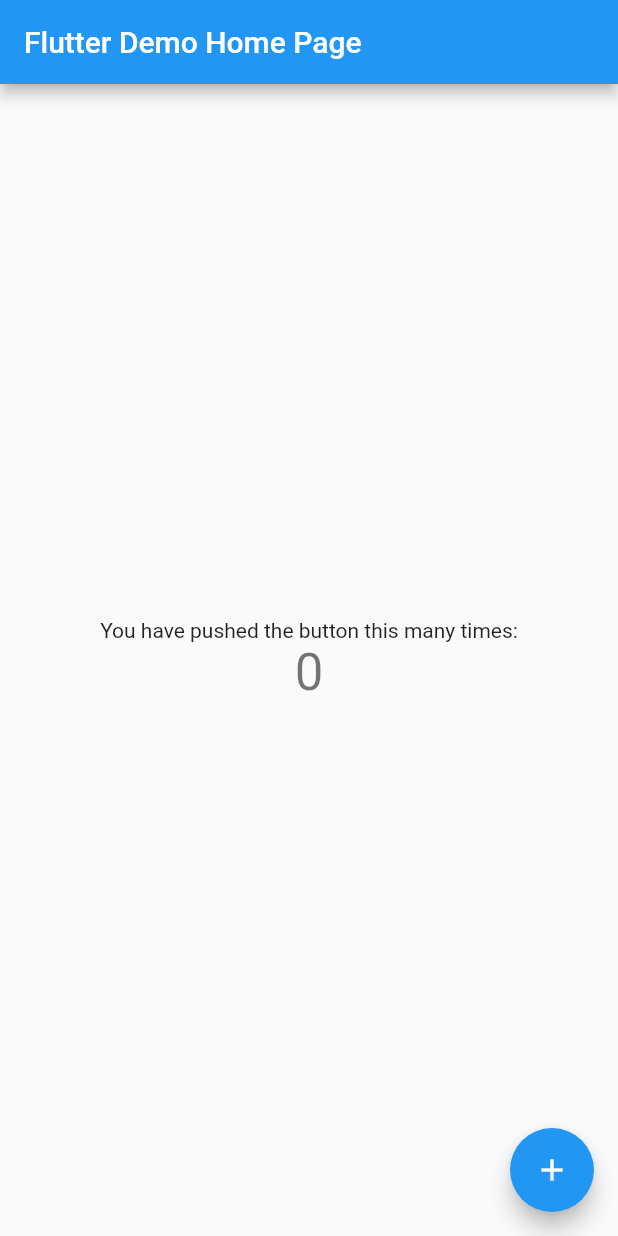
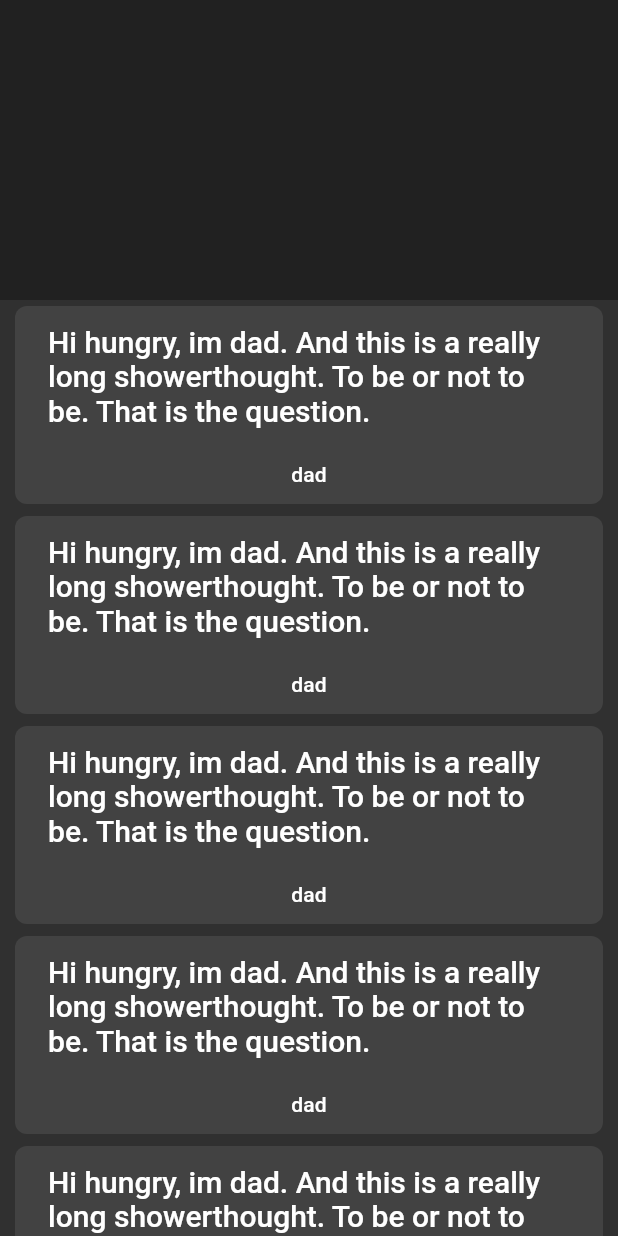
Before and after one commit to Emil1483/Showerthoughts, a Flutter app: the screen it shows after launch, on a phone screen of 412 x 824 dp. Run offline on Flutter 3.47's test engine with Material 2 defaults, Android fonts, the phone set to English and light mode, and no system bars.

Commit message:
add sliverlist

```diff
--- a/lib/main.dart
+++ b/lib/main.dart
@@ -1,111 +1,19 @@
 import 'package:flutter/material.dart';
+
+import './routes/home_route.dart';
 
 void main() => runApp(MyApp());
 
 class MyApp extends StatelessWidget {
-  // This widget is the root of your application.
   @override
   Widget build(BuildContext context) {
     return MaterialApp(
-      title: 'Flutter Demo',
-      theme: ThemeData(
-        // This is the theme of your application.
-        //
-        // Try running your application with "flutter run". You'll see the
-        // application has a blue toolbar. Then, without quitting the app, try
-        // changing the primarySwatch below to Colors.green and then invoke
-        // "hot reload" (press "r" in the console where you ran "flutter run",
-        // or simply save your changes to "hot reload" in a Flutter IDE).
-        // Notice that the counter didn't reset back to zero; the application
-        // is not restarted.
-        primarySwatch: Colors.blue,
-      ),
-      home: MyHomePage(title: 'Flutter Demo Home Page'),
+      title: 'Shower Thoughts',
+      debugShowCheckedModeBanner: false,
+      theme: ThemeData.dark(),
+      routes: {
+        "/": (BuildContext context) => HomeRoute(),
+      },
     );
   }
 }
-
-class MyHomePage extends StatefulWidget {
-  MyHomePage({Key key, this.title}) : super(key: key);
-
-  // This widget is the home page of your application. It is stateful, meaning
-  // that it has a State object (defined below) that contains fields that affect
-  // how it looks.
-
-  // This class is the configuration for the state. It holds the values (in this
-  // case the title) provided by the parent (in this case the App widget) and
-  // used by the build method of the State. Fields in a Widget subclass are
-  // always marked "final".
-
-  final String title;
-
-  @override
-  _MyHomePageState createState() => _MyHomePageState();
-}
-
-class _MyHomePageState extends State<MyHomePage> {
-  int _counter = 0;
-
-  void _incrementCounter() {
-    setState(() {
-      // This call to setState tells the Flutter framework that something has
-      // changed in this State, which causes it to rerun the build method below
-      // so that the display can reflect the updated values. If we changed
-      // _counter without calling setState(), then the build method would not be
-      // called again, and so nothing would appear to happen.
-      _counter++;
-    });
-  }
-
-  @override
-  Widget build(BuildContext context) {
-    // This method is rerun every time setState is called, for instance as done
-    // by the _incrementCounter method above.
-    //
-    // The Flutter framework has been optimized to make rerunning build methods
-    // fast, so that you can just rebuild anything that needs updating rather
-    // than having to individually change instances of widgets.
-    return Scaffold(
-      appBar: AppBar(
-        // Here we take the value from the MyHomePage object that was created by
-        // the App.build method, and use it to set our appbar title.
-        title: Text(widget.title),
-      ),
-      body: Center(
-        // Center is a layout widget. It takes a single child and positions it
-        // in the middle of the parent.
-        child: Column(
-          // Column is also layout widget. It takes a list of children and
-          // arranges them vertically. By default, it sizes itself to fit its
-          // children horizontally, and tries to be as tall as its parent.
-          //
-          // Invoke "debug painting" (press "p" in the console, choose the
-          // "Toggle Debug Paint" action from the Flutter Inspector in Android
-          // Studio, or the "Toggle Debug Paint" command in Visual Studio Code)
-          // to see the wireframe for each widget.
-          //
-          // Column has various properties to control how it sizes itself and
-          // how it positions its children. Here we use mainAxisAlignment to
-          // center the children vertically; the main axis here is the vertical
-          // axis because Columns are vertical (the cross axis would be
-          // horizontal).
-          mainAxisAlignment: MainAxisAlignment.center,
-          children: <Widget>[
-            Text(
-              'You have pushed the button this many times:',
-            ),
-            Text(
-              '$_counter',
-              style: Theme.of(context).textTheme.display1,
-            ),
-          ],
-        ),
-      ),
-      floatingActionButton: FloatingActionButton(
-        onPressed: _incrementCounter,
-        tooltip: 'Increment',
-        child: Icon(Icons.add),
-      ), // This trailing comma makes auto-formatting nicer for build methods.
-    );
-  }
-}
--- /dev/null
+++ b/lib/routes/home_route.dart
@@ -0,0 +1,98 @@
+import 'dart:math' as math;
+
+import 'package:flutter/material.dart';
+
+import '../ui_elements/joke_tile.dart';
+
+class HomeRoute extends StatelessWidget {
+  Future _fetchPage() async {
+    await Future.delayed(Duration(seconds: 1));
+    return List.generate(10, (index) {
+      return {
+        "joke": "Hi hungry, im dad",
+        'author': "dad",
+      };
+    });
+  }
+
+  Widget _buildPage(List<Map<String, dynamic>> data) {
+    return ListView(
+      shrinkWrap: true,
+      primary: false,
+      children: data.map((Map<String, dynamic> productInfo) {
+        return ListTile(
+          leading: Icon(Icons.shopping_cart),
+          title: Text(productInfo['name']),
+          subtitle: Text('price: ${productInfo['price']}USD'),
+        );
+      }).toList(),
+    );
+  }
+
+  @override
+  Widget build(BuildContext context) {
+    return Scaffold(
+      body: CustomScrollView(
+        slivers: <Widget>[
+          SliverAppBar(
+            expandedHeight: 200.0,
+            floating: true,
+          ),
+          SliverList(
+            delegate: SliverChildBuilderDelegate(
+              (BuildContext context, int index) {
+                return JokeTile(
+                  joke: math.Random().nextDouble() > 0.5
+                      ? null
+                      : {
+                          "joke": "Hi hungry, im dad. And this is a really long showerthought. To be or not to be. That is the question. ",
+                          'author': "dad",
+                        },
+                );
+              },
+            ),
+          ),
+        ],
+      ),
+    );
+
+    return Scaffold(
+      body: CustomScrollView(
+        slivers: <Widget>[
+          ListView.builder(
+            primary: false,
+            itemBuilder: (BuildContext context, int index) {
+              return FutureBuilder(
+                future: _fetchPage(),
+                builder: (BuildContext context, AsyncSnapshot snapshot) {
+                  if (snapshot.connectionState != ConnectionState.done) {
+                    return Container(
+                      height: MediaQuery.of(context).size.height * 3,
+                      alignment: Alignment.topCenter,
+                      child: CircularProgressIndicator(),
+                    );
+                  }
+                  if (snapshot.hasError) {
+                    return Text("Error: ${snapshot.error}");
+                  }
+
+                  List<Map<String, dynamic>> data = snapshot.data;
+                  return ListView(
+                    shrinkWrap: true,
+                    primary: false,
+                    children: data.map((Map<String, dynamic> joke) {
+                      return ListTile(
+                        title: Text(joke['joke']),
+                        subtitle: Text(joke["author"]),
+                      );
+                    }).toList(),
+                  );
+                },
+              );
+            },
+          ),
+        ],
+      ),
+    );
+  }
+}
--- /dev/null
+++ b/lib/ui_elements/joke_tile.dart
@@ -0,0 +1,85 @@
+import 'package:flutter/material.dart';
+
+class JokeTile extends StatelessWidget {
+  final Map<String, dynamic> joke;
+  JokeTile({@required this.joke});
+
+  Widget _buildTitle(BuildContext context) {
+    TextStyle style = Theme.of(context).textTheme.title;
+    try {
+      return Expanded(
+        flex: 1,
+        child: SingleChildScrollView(
+          child: Text(
+            joke["joke"],
+            style: style,
+          ),
+        ),
+      );
+    } catch (_) {
+      return Expanded(
+        flex: 1,
+        child: Container(
+          margin: EdgeInsets.all(8.0),
+          decoration: BoxDecoration(
+            borderRadius: BorderRadius.circular(2.0),
+            color: Theme.of(context).splashColor,
+          ),
+        ),
+      );
+    }
+  }
+
+  Widget _buildSubtitle(BuildContext context) {
+    TextStyle style = Theme.of(context).textTheme.subtitle;
+    try {
+      return Expanded(
+        flex: 0,
+        child: Text(
+          joke["author"],
+          style: style,
+        ),
+      );
+    } catch (_) {
+      return Expanded(
+        flex: 0,
+        child: Container(
+          height: style.fontSize,
+          width: 102.0,
+          decoration: BoxDecoration(
+            borderRadius: BorderRadius.circular(2.0),
+            color: Theme.of(context).splashColor,
+          ),
+        ),
+      );
+    }
+  }
+
+  @override
+  Widget build(BuildContext context) {
+    return Container(
+      height: 132.0,
+      padding: EdgeInsets.symmetric(
+        horizontal: 22.0,
+        vertical: 12.0,
+      ),
+      margin: EdgeInsets.symmetric(
+        horizontal: 10.0,
+        vertical: 4.0,
+      ),
+      decoration: BoxDecoration(
+        borderRadius: BorderRadius.circular(8.0),
+        color: Theme.of(context).cardColor,
+      ),
+      child: Column(
+        crossAxisAlignment: CrossAxisAlignment.center,
+        mainAxisAlignment: MainAxisAlignment.spaceEvenly,
+        children: <Widget>[
+          _buildTitle(context),
+          SizedBox(height: 10.0),
+          _buildSubtitle(context),
+        ],
+      ),
+    );
+  }
+}
```
